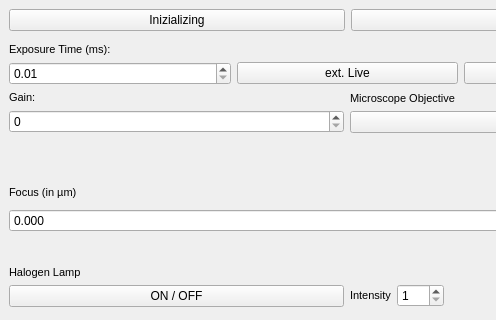
Qt form itom-packages/devices/Axiovert200M/simpleGUI.ui (itom-project/itom) before a commit; both pictures show x 0 to 496 and y 0 to 320 of the 1377 by 532 pixel window.
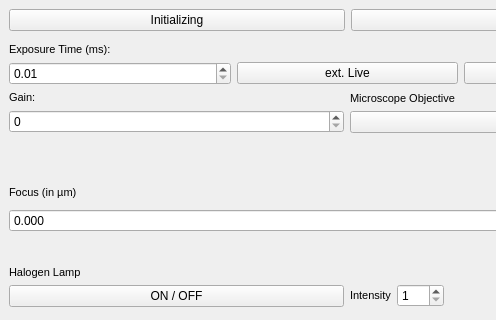
The same form after that commit. Custom widgets are drawn as their Qt base class.

What changed in the file:
```diff
--- a/itom-packages/devices/Axiovert200M/simpleGUI.ui
+++ b/itom-packages/devices/Axiovert200M/simpleGUI.ui
@@ -368,7 +368,7 @@
       <item>
        <widget class="QPushButton" name="btnInit">
         <property name="text">
-         <string>Inizializing</string>
+         <string>Initializing</string>
         </property>
        </widget>
       </item>
```
